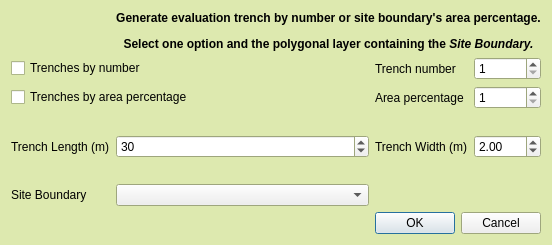
PCA-Geodata/Evaluation-Trenches-Generator-QGIS-plugin, file evaluation_trench_generator/eval_trench_gener_dialog_base.ui: the form before one commit.
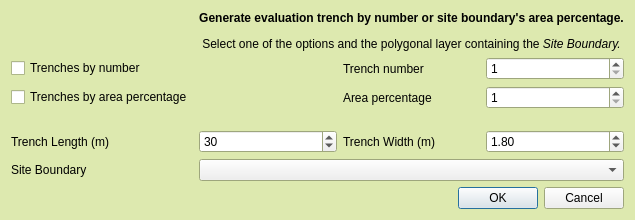
The form after the commit. Icons and pictures are not drawn.

Diff of the .ui file:
```diff
--- a/evaluation_trench_generator/eval_trench_gener_dialog_base.ui
+++ b/evaluation_trench_generator/eval_trench_gener_dialog_base.ui
@@ -9,8 +9,8 @@
    <rect>
     <x>0</x>
     <y>0</y>
-    <width>688</width>
-    <height>399</height>
+    <width>614</width>
+    <height>561</height>
    </rect>
   </property>
   <property name="palette">
@@ -91,89 +91,6 @@
      </property>
     </widget>
    </item>
-   <item row="6" column="1">
-    <widget class="QLabel" name="label">
-     <property name="frameShape">
-      <enum>QFrame::NoFrame</enum>
-     </property>
-     <property name="text">
-      <string>Site Boundary</string>
-     </property>
-    </widget>
-   </item>
-   <item row="2" column="1" colspan="2">
-    <widget class="QCheckBox" name="trench_by_area_checkBox">
-     <property name="text">
-      <string>Trenches by area percentage</string>
-     </property>
-     <property name="autoExclusive">
-      <bool>true</bool>
-     </property>
-    </widget>
-   </item>
-   <item row="6" column="2">
-    <widget class="QComboBox" name="sb_comboBox">
-     <property name="focusPolicy">
-      <enum>Qt::WheelFocus</enum>
-     </property>
-    </widget>
-   </item>
-   <item row="1" column="3">
-    <widget class="QLabel" name="label_4">
-     <property name="text">
-      <string>Trench number</string>
-     </property>
-    </widget>
-   </item>
-   <item row="1" column="4">
-    <widget class="QSpinBox" name="tr_num_spinBox">
-     <property name="minimum">
-      <number>1</number>
-     </property>
-     <property name="maximum">
-      <number>50000</number>
-     </property>
-    </widget>
-   </item>
-   <item row="2" column="4">
-    <widget class="QSpinBox" name="tr_area_perc_spinBox_2">
-     <property name="minimum">
-      <number>1</number>
-     </property>
-     <property name="maximum">
-      <number>100</number>
-     </property>
-     <property name="stepType">
-      <enum>QAbstractSpinBox::AdaptiveDecimalStepType</enum>
-     </property>
-    </widget>
-   </item>
-   <item row="1" column="1" colspan="2">
-    <widget class="QCheckBox" name="trench_by_number_checkBox">
-     <property name="text">
-      <string>Trenches by number</string>
-     </property>
-     <property name="autoExclusive">
-      <bool>true</bool>
-     </property>
-    </widget>
-   </item>
-   <item row="4" column="4">
-    <widget class="QDoubleSpinBox" name="tr_w_doubleSpinBox">
-     <property name="minimum">
-      <double>1.000000000000000</double>
-     </property>
-     <property name="maximum">
-      <double>50.000000000000000</double>
-     </property>
-     <property name="singleStep">
-      <double>0.100000000000000</double>
-     </property>
-     <property name="value">
-      <double>2.000000000000000</double>
-     </property>
-    </widget>
-   </item>
    <item row="0" column="1">
     <widget class="QLabel" name="label_7">
      <property name="maximumSize">
@@ -193,6 +110,46 @@
      </property>
     </widget>
    </item>
+   <item row="2" column="3">
+    <widget class="QLabel" name="tr_area_label">
+     <property name="text">
+      <string>Area percentage</string>
+     </property>
+    </widget>
+   </item>
+   <item row="4" column="4">
+    <widget class="QDoubleSpinBox" name="tr_w_doubleSpinBox">
+     <property name="minimum">
+      <double>1.000000000000000</double>
+     </property>
+     <property name="maximum">
+      <double>50.000000000000000</double>
+     </property>
+     <property name="singleStep">
+      <double>0.100000000000000</double>
+     </property>
+     <property name="value">
+      <double>1.800000000000000</double>
+     </property>
+    </widget>
+   </item>
+   <item row="0" column="2" colspan="3">
+    <widget class="QLabel" name="label_6">
+     <property name="text">
+      <string>&lt;html&gt;&lt;head/&gt;&lt;body&gt;&lt;p align=&quot;center&quot;&gt;&lt;span style=&quot; font-weight:600;&quot;&gt;Generate evaluation trench by number or site boundary's area percentage.&lt;/span&gt;&lt;/p&gt;&lt;p align=&quot;center&quot;&gt;Select one of the options and the polygonal layer containing the&lt;span style=&quot; font-style:italic;&quot;&gt; Site Boundary.&lt;/span&gt;&lt;/p&gt;&lt;/body&gt;&lt;/html&gt;</string>
+     </property>
+    </widget>
+   </item>
+   <item row="1" column="1">
+    <widget class="QCheckBox" name="trench_by_number_checkBox">
+     <property name="text">
+      <string>Trenches by number</string>
+     </property>
+     <property name="autoExclusive">
+      <bool>true</bool>
+     </property>
+    </widget>
+   </item>
    <item row="4" column="1">
     <widget class="QLabel" name="label_2">
      <property name="text">
@@ -200,7 +157,20 @@
      </property>
     </widget>
    </item>
-   <item row="7" column="3" colspan="2">
+   <item row="2" column="4">
+    <widget class="QSpinBox" name="tr_area_perc_spinBox_2">
+     <property name="minimum">
+      <number>1</number>
+     </property>
+     <property name="maximum">
+      <number>100</number>
+     </property>
+     <property name="stepType">
+      <enum>QAbstractSpinBox::AdaptiveDecimalStepType</enum>
+     </property>
+    </widget>
+   </item>
+   <item row="6" column="3" colspan="2">
     <widget class="QDialogButtonBox" name="button_box">
      <property name="orientation">
       <enum>Qt::Horizontal</enum>
@@ -210,32 +180,25 @@
      </property>
     </widget>
    </item>
-   <item row="0" column="2" colspan="3">
-    <widget class="QLabel" name="label_6">
+   <item row="2" column="1">
+    <widget class="QCheckBox" name="trench_by_area_checkBox">
      <property name="text">
-      <string>&lt;html&gt;&lt;head/&gt;&lt;body&gt;&lt;p align=&quot;center&quot;&gt;&lt;span style=&quot; font-weight:600;&quot;&gt;Generate evaluation trench by number or site boundary's area percentage.&lt;/span&gt;&lt;/p&gt;&lt;p align=&quot;center&quot;&gt;&lt;span style=&quot; font-weight:600;&quot;&gt;Select one option and the polygonal layer containing the&lt;/span&gt;&lt;span style=&quot; font-weight:600; font-style:italic;&quot;&gt; Site Boundary.&lt;/span&gt;&lt;/p&gt;&lt;/body&gt;&lt;/html&gt;</string>
+      <string>Trenches by area percentage</string>
      </property>
-    </widget>
-   </item>
-   <item row="2" column="3">
-    <widget class="QLabel" name="label_5">
-     <property name="text">
-      <string>Area percentage</string>
+     <property name="autoExclusive">
+      <bool>true</bool>
      </property>
     </widget>
    </item>
-   <item row="3" column="2">
-    <spacer name="horizontalSpacer">
-     <property name="orientation">
-      <enum>Qt::Horizontal</enum>
+   <item row="5" column="1">
+    <widget class="QLabel" name="sb_layer_label">
+     <property name="frameShape">
+      <enum>QFrame::NoFrame</enum>
      </property>
-     <property name="sizeHint" stdset="0">
-      <size>
-       <width>40</width>
-       <height>20</height>
-      </size>
+     <property name="text">
+      <string>Site Boundary</string>
      </property>
-    </spacer>
+    </widget>
    </item>
    <item row="4" column="2">
     <widget class="QSpinBox" name="tr_l_spinBox">
@@ -250,15 +213,42 @@
      </property>
     </widget>
    </item>
-   <item row="5" column="2">
-    <spacer name="horizontalSpacer_2">
+   <item row="5" column="2" colspan="3">
+    <widget class="QComboBox" name="sb_comboBox">
+     <property name="focusPolicy">
+      <enum>Qt::WheelFocus</enum>
+     </property>
+    </widget>
+   </item>
+   <item row="1" column="4">
+    <widget class="QSpinBox" name="tr_num_spinBox">
+     <property name="minimum">
+      <number>1</number>
+     </property>
+     <property name="maximum">
+      <number>50000</number>
+     </property>
+    </widget>
+   </item>
+   <item row="1" column="3">
+    <widget class="QLabel" name="tr_no_label">
+     <property name="text">
+      <string>Trench number</string>
+     </property>
+    </widget>
+   </item>
+   <item row="3" column="2">
+    <spacer name="verticalSpacer">
      <property name="orientation">
-      <enum>Qt::Horizontal</enum>
+      <enum>Qt::Vertical</enum>
+     </property>
+     <property name="sizeType">
+      <enum>QSizePolicy::Fixed</enum>
      </property>
      <property name="sizeHint" stdset="0">
       <size>
-       <width>40</width>
-       <height>20</height>
+       <width>14</width>
+       <height>15</height>
       </size>
      </property>
     </spacer>
```
